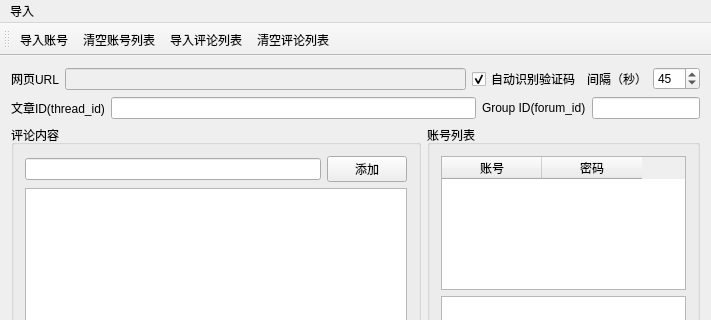
The window that autobots_weitoutiao_fatie/autobots_toutiao.ui (blacksjt/autobots) describes before a commit, drawn with Qt 5; both pictures show x 0 to 711 and y 0 to 320 of the 711 by 510 pixel window.
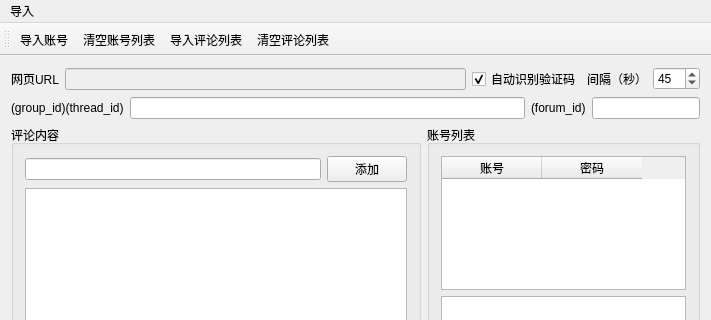
The same window after the commit.

Patch:
```diff
--- a/autobots_weitoutiao_fatie/autobots_toutiao.ui
+++ b/autobots_weitoutiao_fatie/autobots_toutiao.ui
@@ -75,7 +75,7 @@
       <item>
        <widget class="QLabel" name="label_2">
         <property name="text">
-         <string>文章ID(thread_id)</string>
+         <string>(group_id)(thread_id)</string>
         </property>
        </widget>
       </item>
@@ -96,7 +96,7 @@
       <item>
        <widget class="QLabel" name="label_4">
         <property name="text">
-         <string>Group ID(forum_id)</string>
+         <string>(forum_id)</string>
         </property>
        </widget>
       </item>
```
